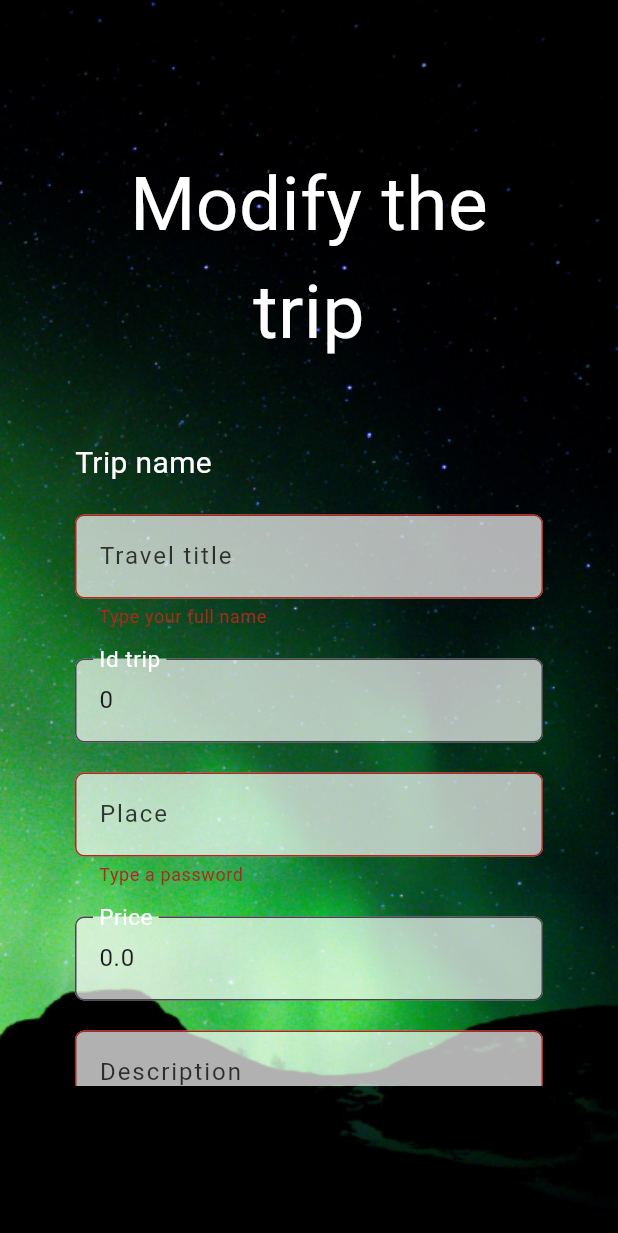
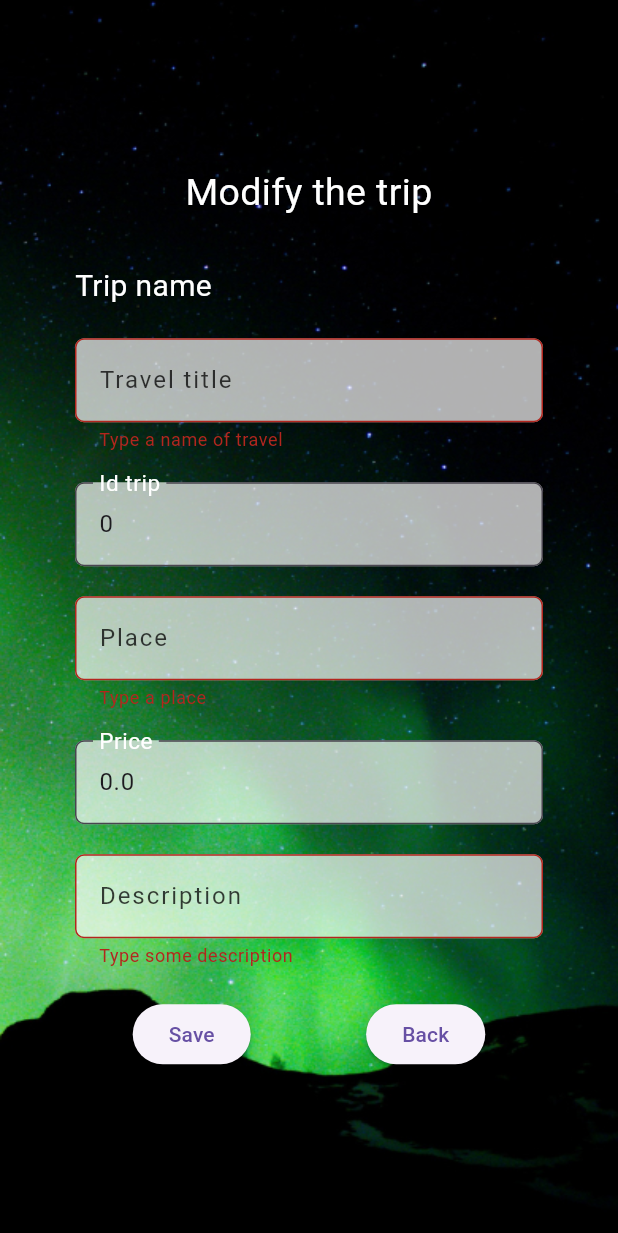
Before and after one commit to raul2710/project_travelling_app, a Flutter app: the ScreenModifyItem screen opened directly with empty values, after a tap on "Save", on a phone screen of 412 x 824 dp. Shown: the top 1233 px of the screen. Run offline on Flutter 3.47's test engine with Material 3 defaults, Android fonts, the phone set to English and light mode, and no system bars; our stand-ins replace device_preview.

Commit message:
updates search travels

```diff
--- a/lib/main.dart
+++ b/lib/main.dart
@@ -5,6 +5,7 @@ import 'model/User.dart';
 import 'view/ScreenAddTrip.dart';
 import 'view/ScreenLogin.dart';
 import 'view/ScreenModifyItem.dart';
+import 'view/ScreenSearchTrip.dart';
 import 'view/ScreenSubscribe.dart';
 import 'view/ScreenListTravels.dart';
 import 'view/ScreenViewTrip.dart';
@@ -37,12 +38,13 @@ class MainApp extends StatelessWidget {
       //
       initialRoute: 'screenLogin',
       routes: {
-        'screenLogin' :(context) => ScreenLogin(listUsers: listUsers,),
-        'screenSubscribe' :(context) => ScreenSubscribe(listUsers: listUsers,),
+        'screenLogin' :(context) => ScreenLogin(listUsers:listUsers),
+        'screenSubscribe' :(context) => ScreenSubscribe(),
         'screenListTravels' :(context) => ScreenListTravels(),
         'screenModifyItem' :(context) => ScreenModifyItem(),
         'screenAddTrip' :(context) => ScreenAddTrip(),
         'screenViewTrip' :(context) => ScreenViewTrip(),
+        'screenSearchTrip' :(context) => ScreenSearchTrip(),
       }
     );
   }
--- a/lib/model/User.dart
+++ b/lib/model/User.dart
@@ -14,11 +14,14 @@ class User {
     List<User> listUser = [];
 
     List<Trip> listTrips = Trip.loadTravelList();
+    List<Trip> listTripsEmpty = [];
 
     listUser.add(User('João da Silva', 'joao@email.com', '123', listTrips));
     listUser.add(User('José Antônio', 'jose@email.com', '123', listTrips));
     listUser.add(User('Ana Maria', 'joao@email.com', '123', listTrips));
     listUser.add(User('Carla Fernanda', 'joao@email.com', 'Teste123', listTrips));
+    listUser.add(User('Carla Fernanda', 'joao@email.com', 'Teste123', listTripsEmpty));
+    listUser.add(User('123', '123', '123', listTripsEmpty));
 
     return listUser;
   }
--- a/lib/view/ScreenAddTrip.dart
+++ b/lib/view/ScreenAddTrip.dart
@@ -10,6 +10,8 @@ class ScreenAddTrip extends StatefulWidget {
   @override
   State<ScreenAddTrip> createState() => _ScreenAddTripState();
 }
+
+
 class _ScreenAddTripState extends State<ScreenAddTrip> {
 
   var formKey = GlobalKey<FormState>();
@@ -48,9 +50,6 @@ class _ScreenAddTripState extends State<ScreenAddTrip> {
         labelText: label,
         labelStyle: MaterialStateTextStyle.resolveWith(
             (Set<MaterialState> states) {
-              final Color color = states.contains(MaterialState.error)
-                  ? Theme.of(context).colorScheme.error
-                  : Color.fromARGB(255, 255, 255, 255);
               return TextStyle(color: Color.fromRGBO(0, 0, 0, 0.753), letterSpacing: 1.3,);
             },
           ),
@@ -59,7 +58,6 @@ class _ScreenAddTripState extends State<ScreenAddTrip> {
         ),
       );
     }
-
 
     return Scaffold(
       body: Container(
@@ -88,14 +86,14 @@ class _ScreenAddTripState extends State<ScreenAddTrip> {
                     // App Name Title
                     //
                     Text(
-                      'Modify the trip',
+                      'Add a travel',
                       textAlign: TextAlign.center,
                       style: TextStyle(
-                        fontSize: 50,
+                        fontSize: 25,
                         color: Colors.white,
                       ),
                     ),
-                    SizedBox(height: 50,),
+                    SizedBox(height: 30,),
                     //
                     //
                     //
@@ -120,7 +118,7 @@ class _ScreenAddTripState extends State<ScreenAddTrip> {
                       decoration: txtDecorationLoginAndSubscribe('Travel title'),
                       validator: (value) {
                         if (value!.isEmpty) {
-                          return 'Type your full name';
+                          return 'Type a name of travel';
                         }
                         return null;
                       },
@@ -136,7 +134,7 @@ class _ScreenAddTripState extends State<ScreenAddTrip> {
                       decoration: txtDecorationLoginAndSubscribe('Id trip'),
                       validator: (value){
                         if (value!.isEmpty) {
-                          return 'Type an id trip';
+                          return 'Type an id of travel';
                         }
                         return null;
                       }
@@ -151,7 +149,7 @@ class _ScreenAddTripState extends State<ScreenAddTrip> {
                       decoration: txtDecorationLoginAndSubscribe('Place'),
                       validator: (value){
                         if (value!.isEmpty) {
-                          return 'Type a password';
+                          return 'Type a place';
                         }
                         return null;
                       }
@@ -163,7 +161,7 @@ class _ScreenAddTripState extends State<ScreenAddTrip> {
                       decoration: txtDecorationLoginAndSubscribe('Price'),
                       validator: (value){
                         if (value!.isEmpty) {
-                          return 'Type your password';
+                          return 'Type a price of travel';
                         }
                         return null;
                       }
@@ -178,16 +176,15 @@ class _ScreenAddTripState extends State<ScreenAddTrip> {
                       decoration: txtDecorationLoginAndSubscribe('Description'),
                       validator: (value){
                         if (value!.isEmpty) {
-                          return 'Type your password';
-                        }
-                        else if(value != txtDescription.text){
-                          return 'Type the same password';
+                          return 'Type some description';
                         }
                         return null;
                       }
                     ),
+                    SizedBox(height: boxSeparateHeight,),
+
                     Row(
-                      mainAxisAlignment: MainAxisAlignment.center,
+                      mainAxisAlignment: MainAxisAlignment.spaceAround,
                       children: [
                         ElevatedButton(
                           child: Text(
@@ -219,18 +216,7 @@ class _ScreenAddTripState extends State<ScreenAddTrip> {
                         ),
                         ElevatedButton(
                           onPressed: () {
-                            if (formKey.currentState!.validate()) {
-                              setState(() {
-                                var v1 = txtDescription.text;
-                                var v2 = txtDescription.text;
-
-                                Navigator.pop(context);
-
-                              });
-                            } else {
-                              // Erro na validação
-
-                            }
+                            Navigator.pop(context);
                           },
                           child: Text(
                             'Back',
--- a/lib/view/ScreenModifyItem.dart
+++ b/lib/view/ScreenModifyItem.dart
@@ -2,14 +2,12 @@
 
 import 'package:flutter/material.dart';
 import 'package:flutter/widgets.dart';
-import 'package:project_travelling_shop/model/User.dart';
-import 'package:project_travelling_shop/view/ScreenLogin.dart';
 
 import '../model/Trip.dart';
 
 class ScreenModifyItem extends StatefulWidget {
   //final Trip trip;
-  const ScreenModifyItem({super.key, /*required this.trip*/});
+  const ScreenModifyItem({super.key});
   // Declare a field that holds the Todo.
 
   @override
@@ -94,15 +92,18 @@ class _ScreenModifyItemState extends State<ScreenModifyItem> {
                     //
                     // App Name Title
                     //
+                    //
+                    // App Name Title
+                    //
                     Text(
                       'Modify the trip',
                       textAlign: TextAlign.center,
                       style: TextStyle(
-                        fontSize: 50,
+                        fontSize: 25,
                         color: Colors.white,
                       ),
                     ),
-                    SizedBox(height: 50,),
+                    SizedBox(height: 30,),
                     //
                     //
                     //
@@ -127,7 +128,7 @@ class _ScreenModifyItemState extends State<ScreenModifyItem> {
                       decoration: txtDecorationLoginAndSubscribe('Travel title'),
                       validator: (value) {
                         if (value!.isEmpty) {
-                          return 'Type your full name';
+                          return 'Type a name of travel';
                         }
                         return null;
                       },
@@ -143,7 +144,7 @@ class _ScreenModifyItemState extends State<ScreenModifyItem> {
                       decoration: txtDecorationLoginAndSubscribe('Id trip'),
                       validator: (value){
                         if (value!.isEmpty) {
-                          return 'Type an id trip';
+                          return 'Type an id of travel';
                         }
                         return null;
                       }
@@ -158,7 +159,7 @@ class _ScreenModifyItemState extends State<ScreenModifyItem> {
                       decoration: txtDecorationLoginAndSubscribe('Place'),
                       validator: (value){
                         if (value!.isEmpty) {
-                          return 'Type a password';
+                          return 'Type a place';
                         }
                         return null;
                       }
@@ -170,7 +171,7 @@ class _ScreenModifyItemState extends State<ScreenModifyItem> {
                       decoration: txtDecorationLoginAndSubscribe('Price'),
                       validator: (value){
                         if (value!.isEmpty) {
-                          return 'Type your password';
+                          return 'Type a price of travel';
                         }
                         return null;
                       }
@@ -185,16 +186,15 @@ class _ScreenModifyItemState extends State<ScreenModifyItem> {
                       decoration: txtDecorationLoginAndSubscribe('Description'),
                       validator: (value){
                         if (value!.isEmpty) {
-                          return 'Type your password';
-                        }
-                        else if(value != txtDescription.text){
-                          return 'Type the same password';
+                          return 'Type some description';
                         }
                         return null;
                       }
                     ),
+                    SizedBox(height: boxSeparateHeight,),
+
                     Row(
-                      mainAxisAlignment: MainAxisAlignment.center,
+                      mainAxisAlignment: MainAxisAlignment.spaceAround,
                       children: [
                         ElevatedButton(
                           child: Text(
@@ -231,18 +231,7 @@ class _ScreenModifyItemState extends State<ScreenModifyItem> {
                         ),
                         ElevatedButton(
                           onPressed: () {
-                            if (formKey.currentState!.validate()) {
-                              setState(() {
-                                var v1 = txtDescription.text;
-                                var v2 = txtDescription.text;
-
-                                Navigator.pop(context);
-
-                              });
-                            } else {
-                              // Erro na validação
-
-                            }
+                            Navigator.pop(context);
                           },
                           child: Text(
                             'Back',
```
Also changed, not shown: lib/assets/FormsButton.dart (added, +24 -0 lines), lib/assets/FormsTextField.dart (added, +46 -0 lines), lib/view/ScreenListTravels.dart (+12 -4 lines), lib/view/ScreenLogin.dart (+26 -13 lines), lib/view/ScreenSearchTrip.dart (added, +137 -0 lines), lib/view/ScreenSubscribe.dart (+29 -25 lines), lib/assets/CustomWidget.dart (added), lib/assets/GlobalVariables.dart (deleted), 2 other files.
